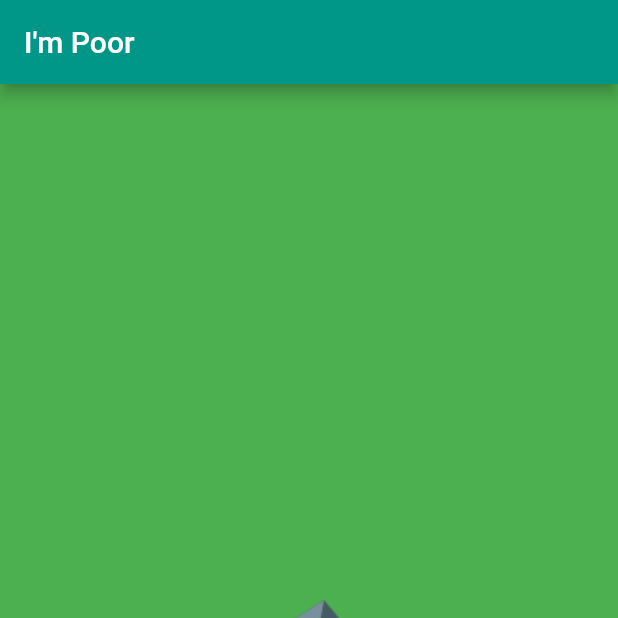
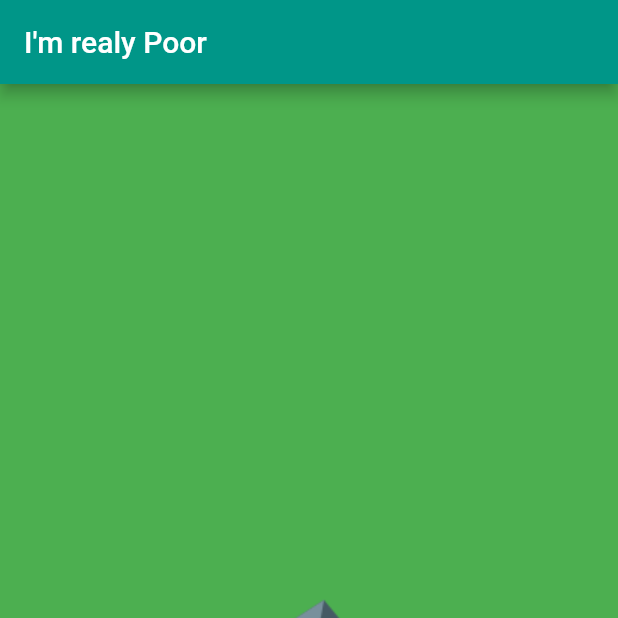
Before and after one commit to GeovaneNarciso/Programacao-Dispositivos-Mobile, a Flutter app: the screen it shows after launch, on a phone screen of 412 x 824 dp, the top half of it. Run offline on Flutter 3.47's test engine with Material 2 defaults, Android fonts, the phone set to English and light mode, and no system bars.

Commit message:
Projeto I'm realy Poor

```diff
--- a/projeto_im_poor/im_poor/lib/main.dart
+++ b/projeto_im_poor/im_poor/lib/main.dart
@@ -6,7 +6,7 @@ void main() {
     home: Scaffold(
       backgroundColor: Colors.green,
       appBar: AppBar(
-        title: Text("I'm Poor"),
+        title: Text("I'm realy Poor"),
         backgroundColor: Colors.teal,
       ),
       body: Center(
```
